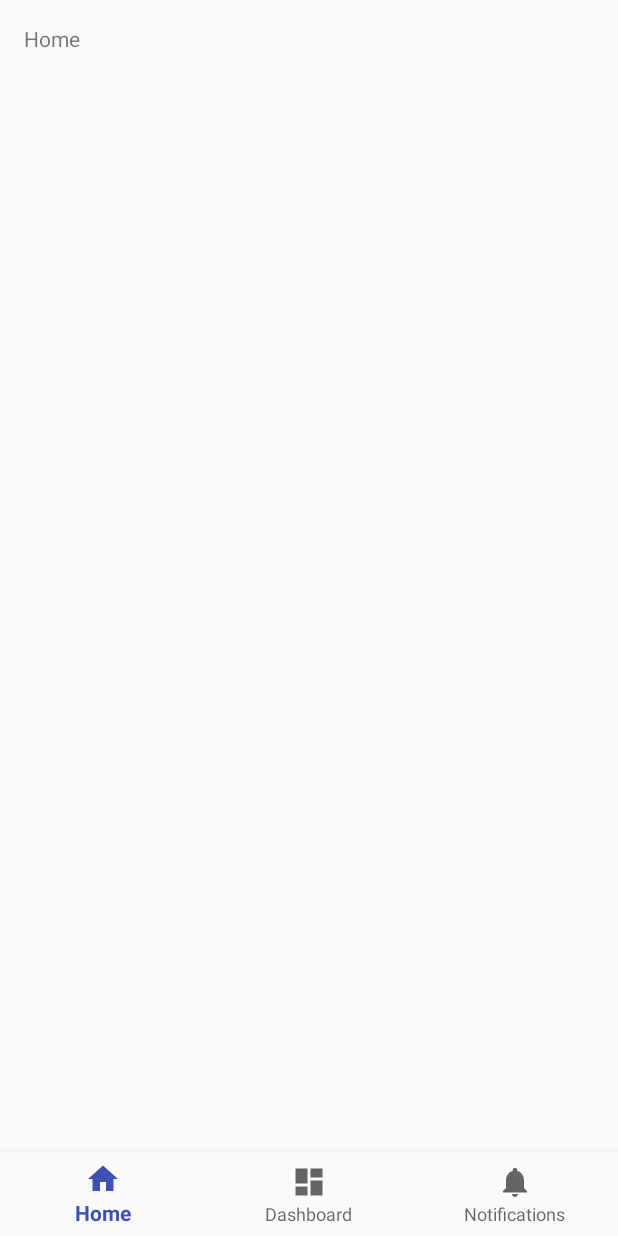
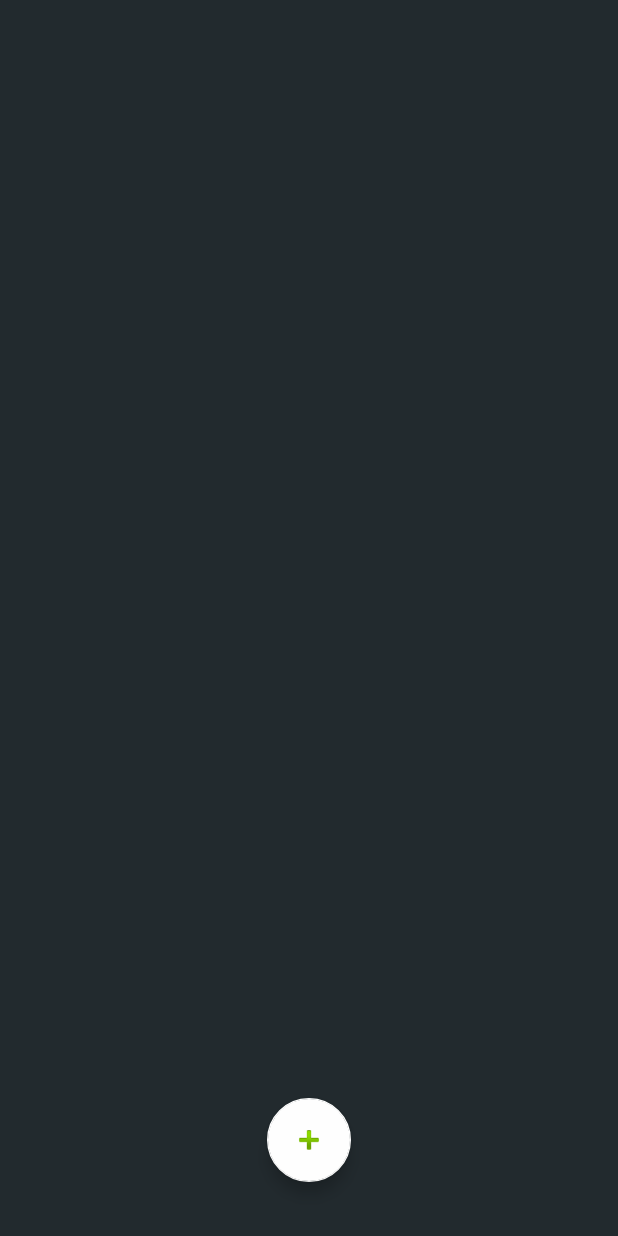
Before and after one commit to GilgameshTC/Traffles, an Android app: the layout activity_main.xml on its own in the app's theme, with its tools: preview values and no code run, on a phone screen of 412 x 824 dp. Run offline under Robolectric (Android 15) with nearby library versions, the phone set to English and light mode, and no system bars.

Commit message:
Customize styling and background

```diff
--- a/app/src/main/java/com/gilgameshtc/traffles/MainActivity.java
+++ b/app/src/main/java/com/gilgameshtc/traffles/MainActivity.java
@@ -5,11 +5,10 @@ import android.support.annotation.NonNull;
 import android.support.design.widget.BottomNavigationView;
 import android.support.v7.app.AppCompatActivity;
 import android.view.MenuItem;
+import android.view.Window;
 import android.widget.TextView;
 
 public class MainActivity extends AppCompatActivity {
-
-    private TextView mTextMessage;
 
     private BottomNavigationView.OnNavigationItemSelectedListener mOnNavigationItemSelectedListener
             = new BottomNavigationView.OnNavigationItemSelectedListener() {
@@ -18,13 +17,10 @@ public class MainActivity extends AppCompatActivity {
         public boolean onNavigationItemSelected(@NonNull MenuItem item) {
             switch (item.getItemId()) {
                 case R.id.navigation_home:
-                    mTextMessage.setText(R.string.title_home);
                     return true;
                 case R.id.navigation_dashboard:
-                    mTextMessage.setText(R.string.title_dashboard);
                     return true;
                 case R.id.navigation_notifications:
-                    mTextMessage.setText(R.string.title_notifications);
                     return true;
             }
             return false;
@@ -34,9 +30,12 @@ public class MainActivity extends AppCompatActivity {
     @Override
     protected void onCreate(Bundle savedInstanceState) {
         super.onCreate(savedInstanceState);
+        // Title Bar configuration
+        requestWindowFeature(Window.FEATURE_NO_TITLE); // hide the title
+        getSupportActionBar().hide(); // hide the title bar
+
         setContentView(R.layout.activity_main);
 
-        mTextMessage = (TextView) findViewById(R.id.message);
         BottomNavigationView navigation = (BottomNavigationView) findViewById(R.id.navigation);
         navigation.setOnNavigationItemSelectedListener(mOnNavigationItemSelectedListener);
     }
--- a/app/src/main/res/layout/activity_main.xml
+++ b/app/src/main/res/layout/activity_main.xml
@@ -5,26 +5,28 @@
     android:id="@+id/container"
     android:layout_width="match_parent"
     android:layout_height="match_parent"
+    android:background="@color/background"
     tools:context=".MainActivity">
 
-    <TextView
-        android:id="@+id/message"
+    <android.support.design.widget.FloatingActionButton
+        android:id="@+id/floatingActionButton"
         android:layout_width="wrap_content"
         android:layout_height="wrap_content"
-        android:layout_marginLeft="@dimen/activity_horizontal_margin"
-        android:layout_marginStart="@dimen/activity_horizontal_margin"
-        android:layout_marginTop="@dimen/activity_vertical_margin"
-        android:text="@string/title_home"
-        app:layout_constraintLeft_toLeftOf="parent"
-        app:layout_constraintTop_toTopOf="parent" />
+        android:layout_marginBottom="36dp"
+        android:layout_marginEnd="8dp"
+        android:layout_marginStart="8dp"
+        android:clickable="true"
+        app:layout_constraintBottom_toTopOf="@+id/navigation"
+        app:layout_constraintEnd_toEndOf="parent"
+        app:layout_constraintStart_toStartOf="parent"
+        app:srcCompat="@android:drawable/ic_input_add" />
 
     <android.support.design.widget.BottomNavigationView
         android:id="@+id/navigation"
         android:layout_width="0dp"
-        android:layout_height="wrap_content"
-        android:layout_marginEnd="0dp"
-        android:layout_marginStart="0dp"
+        android:layout_height="67dp"
         android:background="?android:attr/windowBackground"
+        android:visibility="gone"
         app:layout_constraintBottom_toBottomOf="parent"
         app:layout_constraintLeft_toLeftOf="parent"
         app:layout_constraintRight_toRightOf="parent"
--- a/app/src/main/res/values/colors.xml
+++ b/app/src/main/res/values/colors.xml
@@ -1,6 +1,7 @@
 <?xml version="1.0" encoding="utf-8"?>
 <resources>
-    <color name="colorPrimary">#3F51B5</color>
-    <color name="colorPrimaryDark">#303F9F</color>
-    <color name="colorAccent">#FF4081</color>
+    <color name="colorPrimary">#282a27</color>
+    <color name="colorPrimaryDark">#000000</color>
+    <color name="colorAccent">#fefefe</color>
+    <color name="background">#222a2e</color>
 </resources>
```
